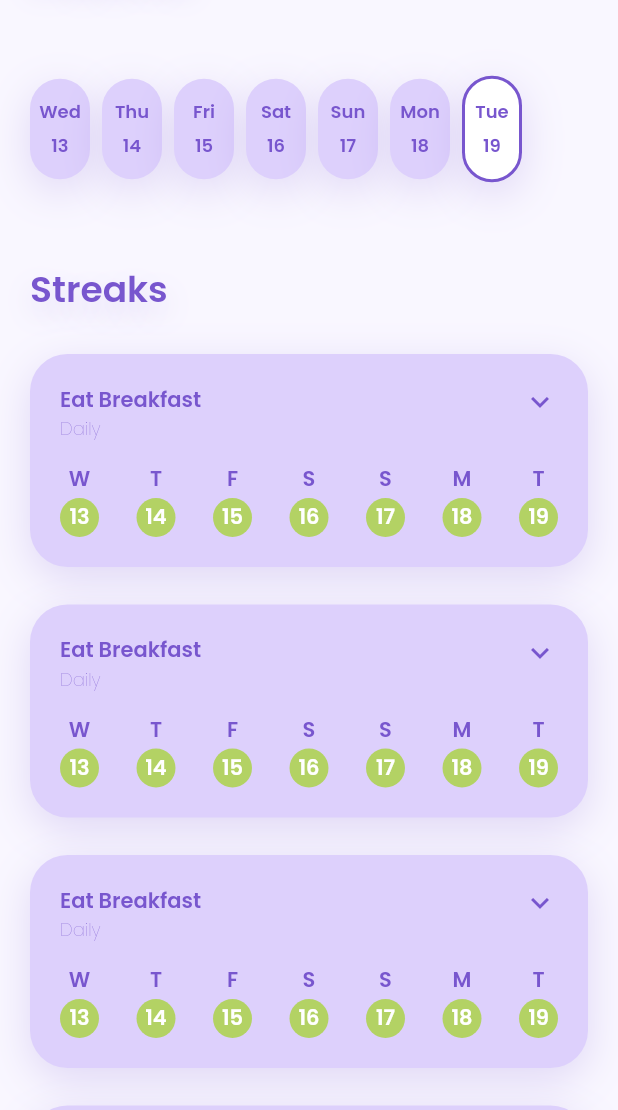
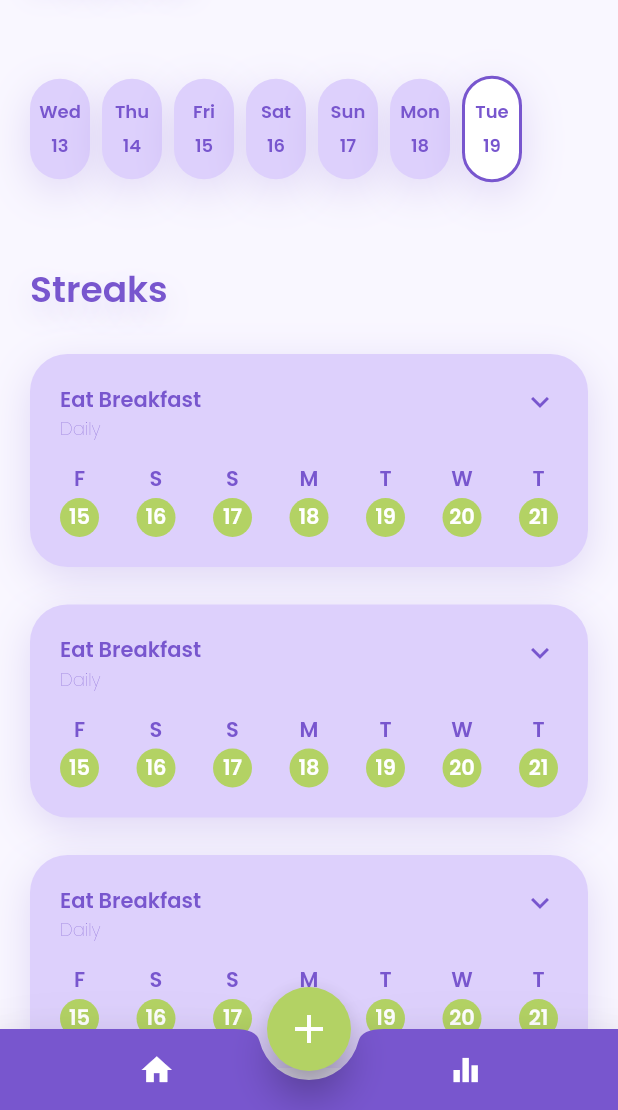
Before and after one commit to afwcole/habittracker, a Flutter app: the screen it shows after launch, on a phone screen of 412 x 824 dp, the part 126-1236 px from its top. Run offline on Flutter 3.47's test engine with Material 2 defaults, Android fonts, the phone set to English and light mode, and no system bars; drawn by our look-alikes of expandable; our stand-ins replace google_fonts.

Commit message:
BottomNavigationBar and FAB implemeneted

```diff
--- a/lib/main.dart
+++ b/lib/main.dart
@@ -19,6 +19,7 @@ class MyApp extends StatelessWidget {
   @override
   Widget build(BuildContext context) {
     return MaterialApp(
+      debugShowCheckedModeBanner: false,
       title: 'Habit',
       theme: ThemeData(
         fontFamily: GoogleFonts.poppins().fontFamily,
--- a/lib/pages/homepage.dart
+++ b/lib/pages/homepage.dart
@@ -9,14 +9,52 @@ class HomePage extends StatelessWidget {
   @override
   Widget build(BuildContext context) {
     return Scaffold(
+      resizeToAvoidBottomInset: true,
       body: mainBody(context),
+      extendBody: true,
+      floatingActionButton: FloatingActionButton(
+        elevation: 10,
+        backgroundColor: const Color(0xFFB3D264),
+        onPressed: () {},
+        child: const Icon(
+          Icons.add,
+          size: 32,
+        ),
+      ),
+      floatingActionButtonLocation: FloatingActionButtonLocation.centerDocked,
+      bottomNavigationBar: BottomAppBar(
+        elevation: 20,
+        color: const Color(0xFF7856CE),
+        shape: const CircularNotchedRectangle(),
+        notchMargin: 6,
+        child: Row(
+          mainAxisSize: MainAxisSize.max,
+          mainAxisAlignment: MainAxisAlignment.spaceAround,
+          children: [
+            IconButton(
+              icon: const Icon(
+                Icons.home,
+                color: Colors.white,
+              ),
+              padding: const EdgeInsets.all(15),
+              onPressed: () {},
+            ),
+            IconButton(
+              icon: const Icon(
+                Icons.equalizer,
+                color: Colors.white,
+              ),
+              onPressed: () {},
+            ),
+          ],
+        ),
+      ),
     );
   }
 }
 
 Widget mainBody(BuildContext context) {
-  return SafeArea(
-    child: SingleChildScrollView(
+  return SingleChildScrollView(
       padding: const EdgeInsets.symmetric(horizontal: 20),
       child: Column(
         crossAxisAlignment: CrossAxisAlignment.start,
@@ -69,111 +107,11 @@ Widget mainBody(BuildContext context) {
           const SizedBox(
             height: 25,
           ),
-            const HomeHabitCard(),
-            const SizedBox(height: 25),
-            const HomeHabitCard(),
-            const SizedBox(height: 25),
-            const HomeHabitCard(),
-            const SizedBox(height: 25),
-            const HomeHabitCard(),
-            const SizedBox(height: 25),
+          for (int i = 0; i < 3; i++)
+            Column(children: const [HomeHabitCard(), SizedBox(height: 25)]),
+          const SizedBox(
+            height: 80,
+          )
         ],
-        )),
-  );
+      ));
 }
-
-Widget cardDateIcon(
-    BuildContext context, String day, Color iconColor, bool isBorderOn) {
-  return Column(
-    crossAxisAlignment: CrossAxisAlignment.center,
-    children: [
-      Text(
-        day,
-        style: GoogleFonts.poppins(
-          textStyle: const TextStyle(
-            fontSize: 14,
-            color: Color(0xFF7856CE),
-            fontWeight: FontWeight.w600,
-          ),
-        ),
-      ),
-      const SizedBox(
-        height: 2,
-      ),
-      Container(
-        alignment: Alignment.center,
-        height: 26,
-        width: 26,
-        child: Text(
-          "11",
-          style: GoogleFonts.poppins(
-            textStyle: TextStyle(
-              fontSize: 14,
-              color: isBorderOn ? const Color(0xFF7856CE) : Colors.white,
-              fontWeight: FontWeight.w600,
-            ),
-          ),
-        ),
-        decoration: BoxDecoration(
-          border: isBorderOn
-              ? Border.all(
-                  color: const Color(0xFF7856CE),
-                  width: 2,
-                )
-              : null,
-          color: isBorderOn ? Colors.white : iconColor,
-          shape: BoxShape.circle,
-        ),
-      ),
-    ],
-  );
-}
-
-Widget habitCardButtons(
-  BuildContext context,
-  bool isCompletedButton,
-) {
-  return Container(
-    padding: const EdgeInsets.all(8),
-    child: Row(
-      mainAxisSize: MainAxisSize.min,
-      children: [
-        isCompletedButton
-            ? const Icon(
-                Icons.done,
-                color: Colors.white,
-                size: 19,
-              )
-            : const Icon(
-                Icons.close,
-                color: Colors.white,
-                size: 19,
-              ),
-        Text(
-          isCompletedButton ? "Completed" : "Uncompleted",
-          style: GoogleFonts.poppins(
-            textStyle: const TextStyle(
-              fontSize: 12,
-              color: Colors.white,
-              fontWeight: FontWeight.w400,
-            ),
-          ),
-        ),
-      ],
-    ),
-    decoration: BoxDecoration(
-        color: isCompletedButton
-            ? const Color(0xFFB3D264)
-            : const Color(0xFF7856CE),
-        borderRadius: const BorderRadius.all(
-          Radius.circular(25),
-        ),
-        boxShadow: const [
-          BoxShadow(
-            color: Color(0x337856CE),
-            blurRadius: 24,
-            offset: Offset(0, 8),
-          ),
-        ]),
-  );
-}
--- a/lib/widgets/home_habit_card.dart
+++ b/lib/widgets/home_habit_card.dart
@@ -11,6 +11,9 @@ class HomeHabitCard extends StatefulWidget {
 }
 
 class _HomeHabitCardState extends State<HomeHabitCard> {
+  final habitName = "Eat Breakfast";
+  final habitFrequency = "Daily";
+
   @override
   Widget build(BuildContext context) {
     return Container(
@@ -41,7 +44,7 @@ class _HomeHabitCardState extends State<HomeHabitCard> {
             crossAxisAlignment: CrossAxisAlignment.start,
             children: [
               Text(
-                "Eat Breakfast",
+                habitName,
                 style: GoogleFonts.poppins(
                   textStyle: const TextStyle(
                     fontSize: 14,
@@ -51,7 +54,7 @@ class _HomeHabitCardState extends State<HomeHabitCard> {
                 ),
               ),
               Text(
-                "Daily",
+                habitFrequency,
                 style: GoogleFonts.poppins(
                   textStyle: const TextStyle(
                     fontSize: 12,
@@ -63,10 +66,18 @@ class _HomeHabitCardState extends State<HomeHabitCard> {
             ],
           ),
         ),
-        collapsed: weeklyStreak(context),
+        collapsed: weeklyStreak(
+          context,
+          DateTime(2022, 4, 15),
+          DateTime.now(),
+        ),
         expanded: Column(
           children: [
-            weeklyStreak(context),
+            weeklyStreak(
+              context,
+              DateTime(2022, 4, 15),
+              DateTime.now(),
+            ),
             habitCardButtonRow(context),
           ],
         ),
@@ -107,16 +118,9 @@ Widget habitCardButtonRow(BuildContext context) {
   );
 }
 
-Widget weeklyStreak(BuildContext context) {
-  List<DateTime> weekList = [
-    DateTime(2022, 4, 13),
-    DateTime(2022, 4, 14),
-    DateTime(2022, 4, 15),
-    DateTime(2022, 4, 16),
-    DateTime(2022, 4, 17),
-    DateTime(2022, 4, 18),
-    DateTime(2022, 4, 19)
-  ];
+Widget weeklyStreak(
+    BuildContext context, DateTime firstDate, DateTime lastDate) {
+  List<DateTime> weekList = getDateList(firstDate, lastDate);
 
   return Container(
     margin: const EdgeInsets.fromLTRB(20, 9, 20, 20),
--- a/lib/widgets/horizontal_calendar.dart
+++ b/lib/widgets/horizontal_calendar.dart
@@ -41,7 +41,7 @@ class _HorizontalCalendarState extends State<HorizontalCalendar> {
 
   @override
   Widget build(BuildContext context) {
-    return Container(
+    return SizedBox(
       height: widget.height,
       child: Center(
         child: ListView.builder(
```
Lines whose indentation alone changed are shown as unchanged.
